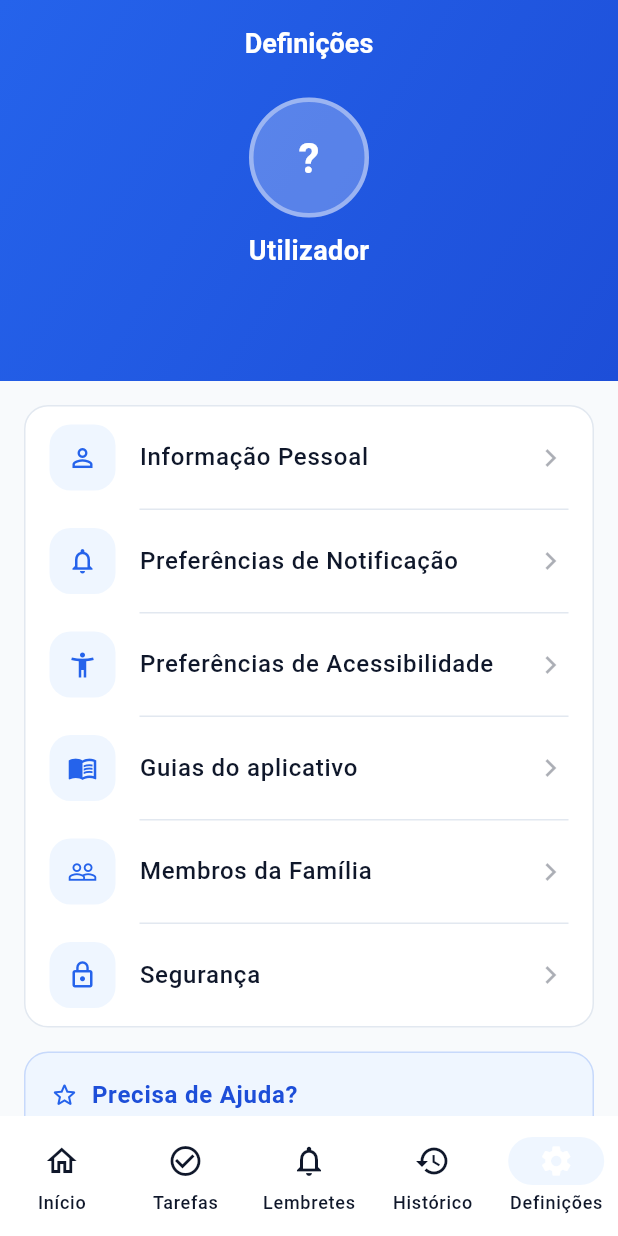
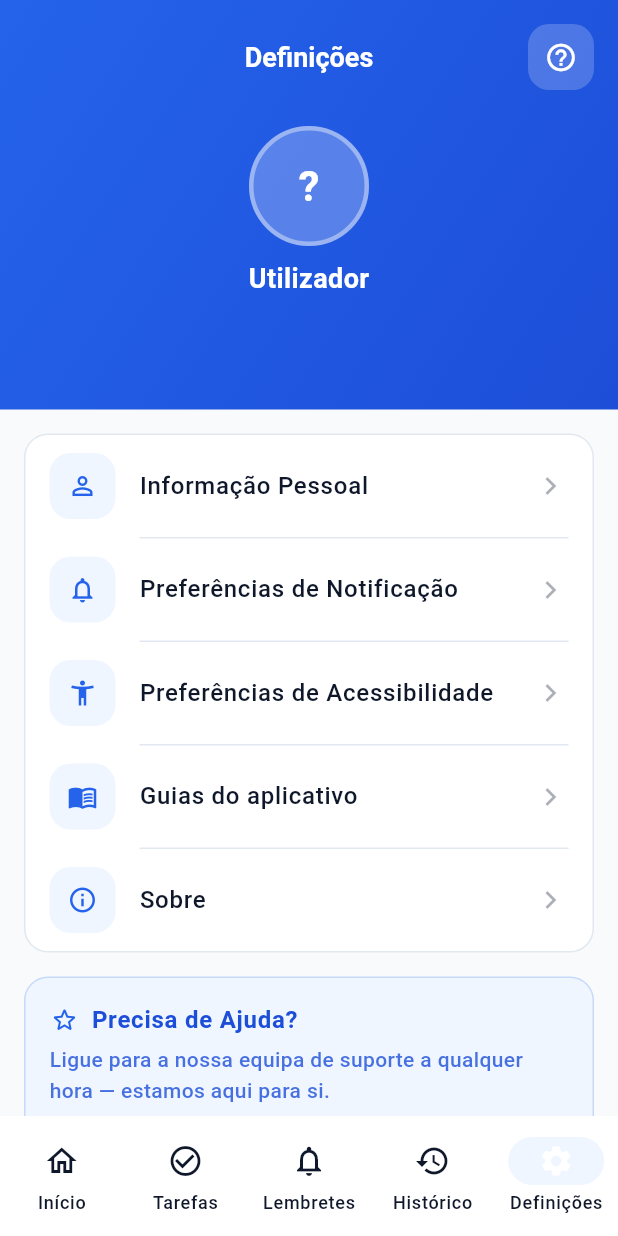
Before and after one commit to deytt/seniorease-mobile, a Flutter app: the SettingsScreen screen opened by its route, after a tap on "Guias do aplicativo", on a phone screen of 412 x 824 dp. Run offline on Flutter 3.47's test engine with Material 3 defaults, Android fonts, the phone set to English and light mode, and no system bars; drawn by our look-alikes of showcaseview; our stand-ins replace cloud_firestore, firebase_auth, firebase_core, flutter_riverpod, go_router, lottie and 1 more; accounts and stored records are empty.

Commit message:
feat: tela Sobre e tours guiados das Definições, Sobre e Central de Guias
Definições: remove Família/Segurança, adiciona a opção Sobre e a respetiva
tela (identidade do app, versão e ligação clicável para a web app via
url_launcher). Adiciona tours guiados às Definições, à tela Sobre e à própria
Central de Guias (esta apenas via botão de ajuda, sem item auto-referencial).
Regista os novos TourId (settings já existia; guides e about) e a entrada
"Sobre" no catálogo de tutoriais.

Co-authored-by: Cursor <cursoragent@cursor.com>

```diff
--- a/lib/app/router.dart
+++ b/lib/app/router.dart
@@ -9,6 +9,7 @@ import 'package:mobile/features/auth/presentation/screens/login_screen.dart';
 import 'package:mobile/features/auth/presentation/screens/register_screen.dart';
 import 'package:mobile/features/guides/presentation/screens/guides_screen.dart';
 import 'package:mobile/features/home/presentation/screens/home_screen.dart';
+import 'package:mobile/features/profile/presentation/screens/about_screen.dart';
 import 'package:mobile/features/profile/presentation/screens/settings_screen.dart';
 import 'package:mobile/features/tasks/presentation/screens/create_task_screen.dart';
 import 'package:mobile/features/tasks/presentation/screens/guided_task_screen.dart';
@@ -22,6 +23,7 @@ abstract final class AppRoutes {
   static const forgotPassword = '/forgot-password';
   static const accessibility = '/accessibility';
   static const guides = '/guides';
+  static const about = '/about';
   static const tasks = '/tasks';
   static const createTask = '/tasks/create';
   static const reminders = '/reminders';
@@ -83,6 +85,10 @@ final routerProvider = Provider<GoRouter>((ref) {
       GoRoute(
         path: AppRoutes.guides,
         builder: (context, state) => const GuidesScreen(),
+      ),
+      GoRoute(
+        path: AppRoutes.about,
+        builder: (context, state) => const AboutScreen(),
       ),
 
       // Tarefas — rotas full-screen (fora da shell, sem bottom nav)
--- a/lib/core/tour/tour_id.dart
+++ b/lib/core/tour/tour_id.dart
@@ -13,7 +13,9 @@ enum TourId {
   taskList,
   taskDetails,
   accessibility,
-  settings;
+  settings,
+  guides,
+  about;
 
   /// Chave estável usada na persistência local (shared_preferences).
   String get storageKey => name;
--- a/lib/features/profile/presentation/screens/settings_screen.dart
+++ b/lib/features/profile/presentation/screens/settings_screen.dart
@@ -6,16 +6,42 @@ import 'package:mobile/app/router.dart';
 import 'package:mobile/core/theme/app_colors.dart';
 import 'package:mobile/core/theme/app_spacing.dart';
 import 'package:mobile/core/theme/senior_system_ui.dart';
+import 'package:mobile/core/tour/senior_showcase.dart';
+import 'package:mobile/core/tour/tour_host.dart';
+import 'package:mobile/core/tour/tour_id.dart';
 import 'package:mobile/core/widgets/senior_button.dart';
 import 'package:mobile/core/widgets/senior_modal.dart';
 import 'package:mobile/features/auth/presentation/providers/auth_provider.dart';
 import 'package:mobile/features/profile/presentation/widgets/settings_nav_row.dart';
 
-class SettingsScreen extends ConsumerWidget {
+class SettingsScreen extends ConsumerStatefulWidget {
   const SettingsScreen({super.key});
 
   @override
-  Widget build(BuildContext context, WidgetRef ref) {
+  ConsumerState<SettingsScreen> createState() => _SettingsScreenState();
+}
+
+class _SettingsScreenState extends ConsumerState<SettingsScreen>
+    with TourHost<SettingsScreen> {
+  static const String _scope = 'settings';
+
+  // Alvos do tutorial guiado (na ordem de exibição; o 1.º está no topo).
+  final _navShowcaseKey = GlobalKey();
+  final _helpShowcaseKey = GlobalKey();
+  final _signOutShowcaseKey = GlobalKey();
+
+  @override
+  String get tourScope => _scope;
+
+  @override
+  TourId get tourId => TourId.settings;
+
+  @override
+  List<GlobalKey> get tourKeys =>
+      [_navShowcaseKey, _helpShowcaseKey, _signOutShowcaseKey];
+
+  @override
+  Widget build(BuildContext context) {
     final user = ref.watch(authStateProvider).asData?.value;
 
     return AnnotatedRegion<SystemUiOverlayStyle>(
@@ -27,6 +53,7 @@ class SettingsScreen extends ConsumerWidget {
             _ProfileBanner(
               name: user?.name ?? '',
               email: user?.email ?? '',
+              onHelp: startTour,
             ),
             Expanded(
               child: SingleChildScrollView(
@@ -35,14 +62,32 @@ class SettingsScreen extends ConsumerWidget {
                   children: [
                     const SizedBox(height: AppSpacing.md),
                     // Card de navegação
-                    _NavCard(),
+                    Padding(
+                      padding:
+                          const EdgeInsets.symmetric(horizontal: AppSpacing.md),
+                      child: SeniorShowcase(
+                        showcaseKey: _navShowcaseKey,
+                        scope: _scope,
+                        title: 'Atalhos das definições',
+                        description:
+                            'Aqui abre a acessibilidade, os guias do aplicativo e a página Sobre.',
+                        child: _NavCard(),
+                      ),
+                    ),
                     const SizedBox(height: AppSpacing.md),
                     // Card "Precisa de Ajuda?"
                     Padding(
                       padding: const EdgeInsets.symmetric(
                         horizontal: AppSpacing.md,
                       ),
+                      child: SeniorShowcase(
+                        showcaseKey: _helpShowcaseKey,
+                        scope: _scope,
+                        title: 'Precisa de ajuda?',
+                        description:
+                            'Tem sempre o nosso telefone de apoio à mão, a qualquer hora.',
                         child: _HelpCard(),
+                      ),
                     ),
                     const SizedBox(height: AppSpacing.md),
                     // Botão "Sair da Conta"
@@ -50,11 +95,18 @@ class SettingsScreen extends ConsumerWidget {
                       padding: const EdgeInsets.symmetric(
                         horizontal: AppSpacing.md,
                       ),
+                      child: SeniorShowcase(
+                        showcaseKey: _signOutShowcaseKey,
+                        scope: _scope,
+                        title: 'Sair da conta',
+                        description:
+                            'Quando quiser sair, toque aqui. Pedimos sempre confirmação antes.',
                         child: SeniorButton(
                           label: 'Sair da Conta',
                           variant: SeniorButtonVariant.destructive,
                           icon: Icons.logout,
-                        onPressed: () => _confirmSignOut(context, ref),
+                          onPressed: _confirmSignOut,
+                        ),
                       ),
                     ),
                     const SizedBox(height: AppSpacing.xl),
@@ -68,7 +120,7 @@ class SettingsScreen extends ConsumerWidget {
     );
   }
 
-  Future<void> _confirmSignOut(BuildContext context, WidgetRef ref) async {
+  Future<void> _confirmSignOut() async {
     HapticFeedback.mediumImpact();
     final confirmed = await showSeniorConfirmDialog(
       context: context,
@@ -78,9 +130,9 @@ class SettingsScreen extends ConsumerWidget {
       cancelLabel: 'Cancelar',
       isDestructive: true,
     );
-    if (confirmed == true && context.mounted) {
+    if (confirmed == true && mounted) {
       await ref.read(authControllerProvider.notifier).signOut();
-      if (context.mounted) {
+      if (mounted) {
         context.go(AppRoutes.login);
       }
     }
@@ -90,10 +142,15 @@ class SettingsScreen extends ConsumerWidget {
 // ------------------------------------------------------------------ Profile Banner
 
 class _ProfileBanner extends StatelessWidget {
-  const _ProfileBanner({required this.name, required this.email});
+  const _ProfileBanner({
+    required this.name,
+    required this.email,
+    this.onHelp,
+  });
 
   final String name;
   final String email;
+  final VoidCallback? onHelp;
 
   String get _initials {
     final parts = name.trim().split(' ').where((w) => w.isNotEmpty).toList();
@@ -126,13 +183,27 @@ class _ProfileBanner extends StatelessWidget {
           ),
           child: Column(
             children: [
-              // Título
-              Text(
+              // Título + botão de ajuda (à direita)
+              Row(
+                children: [
+                  const SizedBox(width: 44),
+                  Expanded(
+                    child: Text(
                       'Definições',
+                      textAlign: TextAlign.center,
                       style: theme.textTheme.titleLarge?.copyWith(
                         color: Colors.white,
                         fontWeight: FontWeight.bold,
                       ),
+                    ),
+                  ),
+                  SizedBox(
+                    width: 44,
+                    child: onHelp != null
+                        ? _HeaderHelpButton(onTap: onHelp!)
+                        : null,
+                  ),
+                ],
               ),
               const SizedBox(height: AppSpacing.lg),
               // Avatar
@@ -183,14 +254,42 @@ class _ProfileBanner extends StatelessWidget {
   }
 }
 
+/// Botão de ajuda em versão clara, para o header gradiente das Definições.
+class _HeaderHelpButton extends StatelessWidget {
+  const _HeaderHelpButton({required this.onTap});
+
+  final VoidCallback onTap;
+
+  @override
+  Widget build(BuildContext context) {
+    return Semantics(
+      button: true,
+      label: 'Ver como funciona esta tela',
+      child: GestureDetector(
+        onTap: () {
+          HapticFeedback.lightImpact();
+          onTap();
+        },
+        child: Container(
+          width: 44,
+          height: 44,
+          decoration: BoxDecoration(
+            color: Colors.white.withValues(alpha: 0.2),
+            borderRadius: BorderRadius.circular(14),
+          ),
+          child: const Icon(Icons.help_outline, color: Colors.white, size: 22),
+        ),
+      ),
+    );
+  }
+}
+
 // ------------------------------------------------------------------ Nav Card
 
 class _NavCard extends StatelessWidget {
   @override
   Widget build(BuildContext context) {
-    return Padding(
-      padding: const EdgeInsets.symmetric(horizontal: AppSpacing.md),
-      child: Container(
+    return Container(
       decoration: BoxDecoration(
         color: Theme.of(context).colorScheme.surface,
         border: Border.all(color: Theme.of(context).colorScheme.outline),
@@ -198,49 +297,33 @@ class _NavCard extends StatelessWidget {
       ),
       child: Column(
         children: [
-            Builder(
-              builder: (ctx) => SettingsNavRow(
+          SettingsNavRow(
             icon: Icons.person_outline,
             label: 'Informação Pessoal',
             onTap: () {},
           ),
-            ),
-            Builder(
-              builder: (ctx) => SettingsNavRow(
+          SettingsNavRow(
             icon: Icons.notifications_outlined,
             label: 'Preferências de Notificação',
             onTap: () {},
           ),
-            ),
-            Builder(
-              builder: (ctx) => SettingsNavRow(
+          SettingsNavRow(
             icon: Icons.accessibility_new_outlined,
             label: 'Preferências de Acessibilidade',
             onTap: () => context.push(AppRoutes.accessibility),
           ),
-            ),
-            Builder(
-              builder: (ctx) => SettingsNavRow(
+          SettingsNavRow(
             icon: Icons.menu_book_outlined,
             label: 'Guias do aplicativo',
             onTap: () => context.push(AppRoutes.guides),
           ),
-            ),
-            Builder(
-              builder: (ctx) => SettingsNavRow(
-                icon: Icons.people_outline,
-                label: 'Membros da Família',
-                onTap: () {},
-              ),
-            ),
           SettingsNavRow(
-              icon: Icons.lock_outline,
-              label: 'Segurança',
-              onTap: () {},
+            icon: Icons.info_outline,
+            label: 'Sobre',
+            onTap: () => context.push(AppRoutes.about),
             showDivider: false,
           ),
         ],
-        ),
       ),
     );
   }
--- a/pubspec.yaml
+++ b/pubspec.yaml
@@ -42,6 +42,7 @@ dependencies:
   lottie: ^3.3.3
   showcaseview: ^5.1.0
   shared_preferences: ^2.3.2
+  url_launcher: ^6.3.2
 
 dev_dependencies:
   flutter_test:
```
Also changed, not shown: lib/features/guides/presentation/screens/guides_screen.dart (+56 -13 lines), lib/features/guides/presentation/tutorial_catalog.dart (+15 -0 lines), lib/features/profile/presentation/screens/about_screen.dart (added, +232 -0 lines), pubspec.lock. Lines whose indentation alone changed are shown as unchanged.
